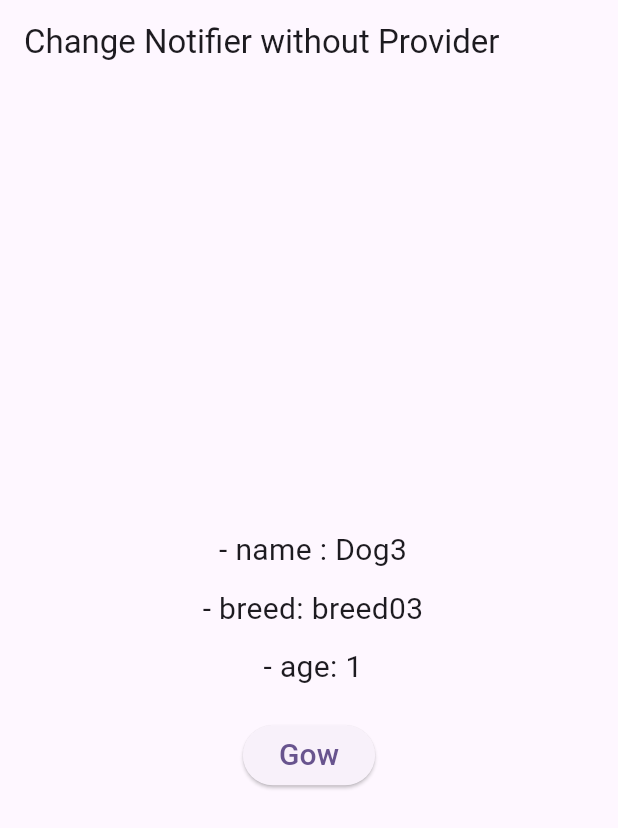
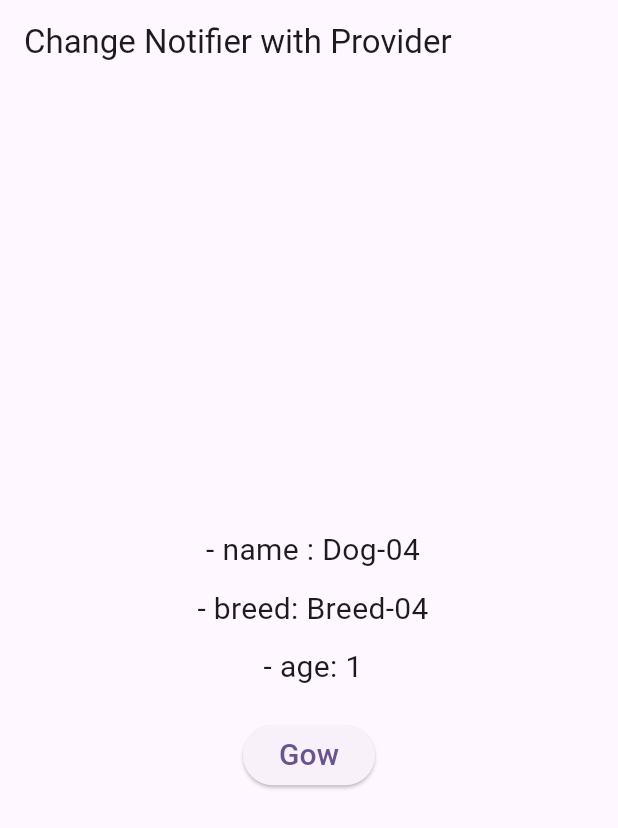
Before and after one commit to Sandeepsunil01/state-management-provider, a Flutter app: the screen it shows after launch, on a phone screen of 412 x 824 dp. Shown: the top 828 px of the screen. Run offline on Flutter 3.47's test engine with Material 2 defaults, Android fonts, the phone set to English and light mode, and no system bars.

Commit message:
Change Notifier with Provider

```diff
--- a/lib/main.dart
+++ b/lib/main.dart
@@ -1,5 +1,7 @@
 import 'package:flutter/material.dart';
-import 'package:state_management/provider_overview/provider_overview_03.dart';
+import 'package:provider/provider.dart';
+import 'package:state_management/models/dog.dart';
+import 'package:state_management/provider_overview/provider_overview_04.dart';
 
 void main() {
   runApp(const MyApp());
@@ -10,14 +12,17 @@ class MyApp extends StatelessWidget {
 
   @override
   Widget build(BuildContext context) {
-    return MaterialApp(
-      title: 'State Management with Provider',
-      debugShowCheckedModeBanner: false,
-      theme: ThemeData(
-        colorScheme: ColorScheme.fromSeed(seedColor: Colors.deepPurple),
-        useMaterial3: true,
+    return ChangeNotifierProvider<Dog>(
+      create: (context) => Dog(name: "Dog-04", breed: "Breed-04"),
+      child: MaterialApp(
+        title: 'State Management with Provider',
+        debugShowCheckedModeBanner: false,
+        theme: ThemeData(
+          colorScheme: ColorScheme.fromSeed(seedColor: Colors.deepPurple),
+          useMaterial3: true,
+        ),
+        home: const ProviderOverview04(),
       ),
-      home: const ProviderOverview03(),
     );
   }
 }
--- /dev/null
+++ b/lib/provider_overview/provider_overview_04.dart
@@ -0,0 +1,79 @@
+import 'package:flutter/material.dart';
+import 'package:provider/provider.dart';
+
+import '../models/dog.dart';
+
+// Only Age Changes but we have set listen to false so we dont face error
+class ProviderOverview04 extends StatefulWidget {
+  const ProviderOverview04({super.key});
+
+  @override
+  State<ProviderOverview04> createState() => _ProviderOverview04State();
+}
+
+class _ProviderOverview04State extends State<ProviderOverview04> {
+  @override
+  Widget build(BuildContext context) {
+    return Scaffold(
+      appBar: AppBar(
+        title: const Text("Change Notifier with Provider"),
+      ),
+      body: Center(
+        child: Column(
+          mainAxisAlignment: MainAxisAlignment.center,
+          mainAxisSize: MainAxisSize.min,
+          children: [
+            Text(
+              " - name : ${Provider.of<Dog>(context, listen: false).name}",
+              style: const TextStyle(fontSize: 20),
+            ),
+            const SizedBox(height: 10),
+            const BreedAndAge()
+          ],
+        ),
+      ),
+    );
+  }
+}
+
+class BreedAndAge extends StatelessWidget {
+  const BreedAndAge({super.key});
+
+  @override
+  Widget build(BuildContext context) {
+    return Column(
+      children: [
+        Text(
+          " - breed: ${Provider.of<Dog>(context, listen: false).breed}",
+          style: const TextStyle(fontSize: 20),
+        ),
+        const SizedBox(height: 10),
+        const Age(),
+      ],
+    );
+  }
+}
+
+class Age extends StatelessWidget {
+  const Age({super.key});
+
+  @override
+  Widget build(BuildContext context) {
+    return Column(
+      children: [
+        Text(
+          " - age: ${Provider.of<Dog>(context).age}",
+          style: const TextStyle(fontSize: 20),
+        ),
+        const SizedBox(height: 20),
+        ElevatedButton(
+          onPressed: () => Provider.of<Dog>(context, listen: false).grow(),
+          child: const Text(
+            "Gow",
+            style: TextStyle(fontSize: 20),
+          ),
+        ),
+      ],
+    );
+  }
+}
```
